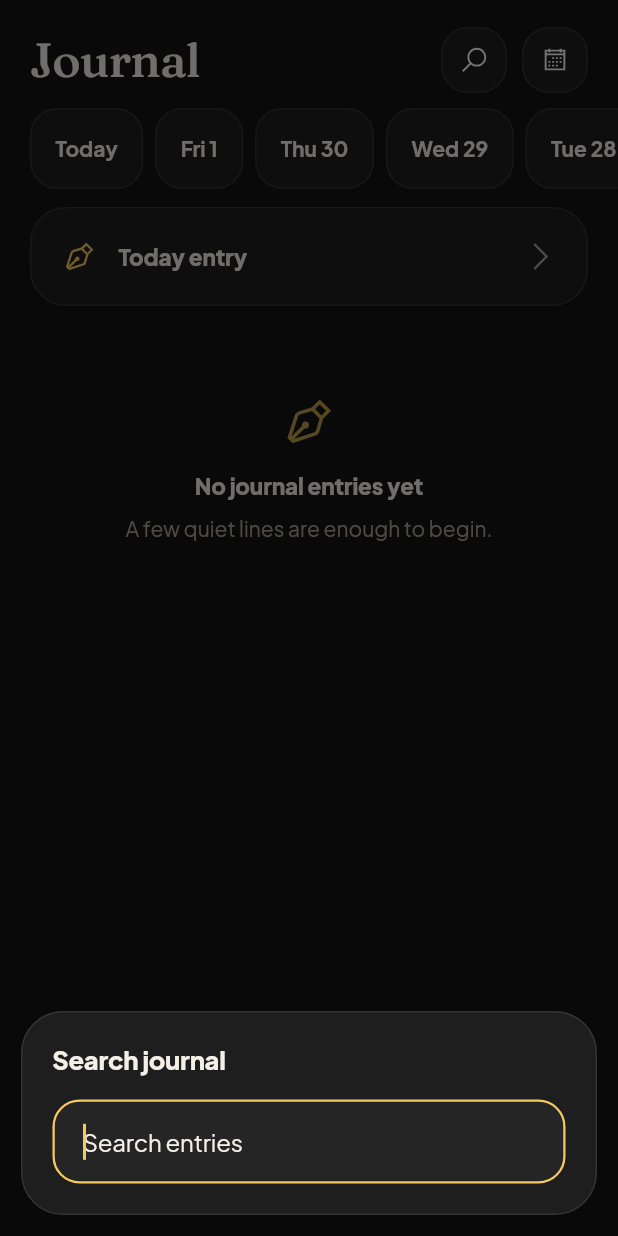
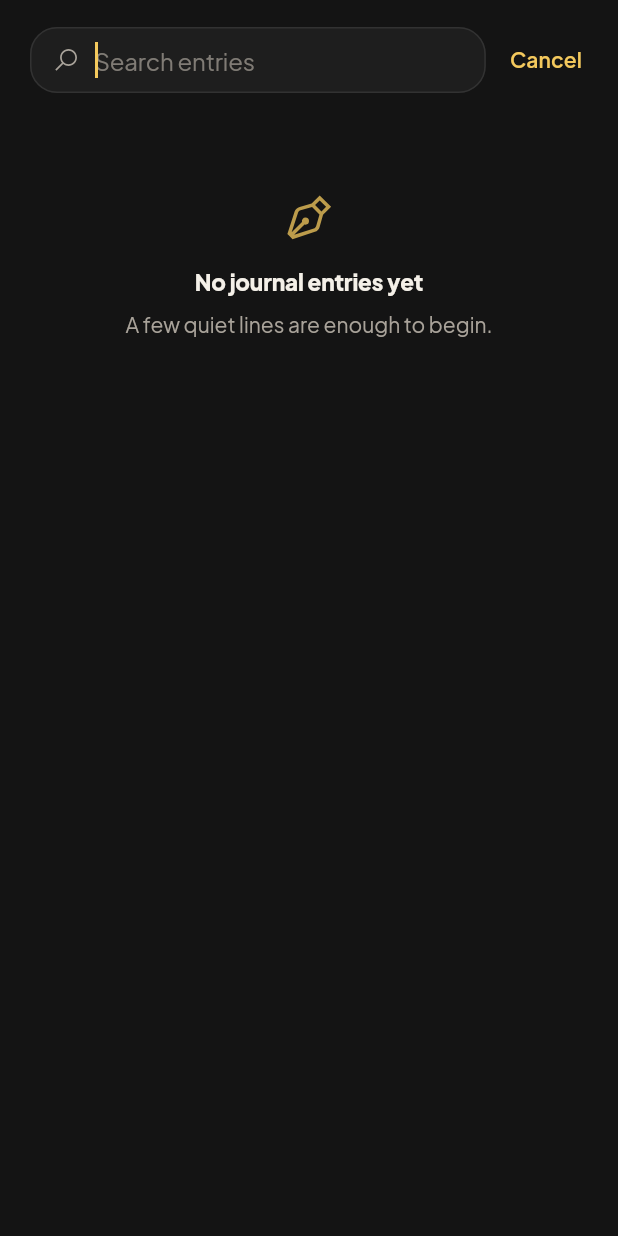
Before and after one commit to maskedsyntax/patterns, a Flutter app: the JournalScreen screen opened directly, after a tap on an icon or button, on a phone screen of 412 x 824 dp. Run offline on Flutter 3.47's test engine with Material 3 defaults, Android fonts, the phone set to English and light mode, and no system bars; our stand-ins replace file_picker, fl_chart, flutter_riverpod, font_awesome_flutter, google_fonts, line_icons and 1 more; missing offline and left inert: dart:js_interop, window_manager; accounts and stored records are empty.

Commit message:
Replace journal search bottom sheet with inline search bar
The previous flow opened a bottom-sheet search box on top of the
filtered list, which felt disconnected from the trigger button at the
top and didn't dismiss when the keyboard's done key was tapped. The
search icon now expands the header into an in-place search field with a
Cancel button (iOS Mail / Notes pattern). The list filters live
underneath, the date-pill row collapses while searching, and an empty
"No matches" state replaces the generic empty placeholder when a query
returns nothing.

```diff
--- a/lib/screens/journal_screen.dart
+++ b/lib/screens/journal_screen.dart
@@ -191,11 +191,48 @@ class _TodayScreenState extends ConsumerState<TodayScreen> {
   }
 }
 
-class JournalScreen extends ConsumerWidget {
+class JournalScreen extends ConsumerStatefulWidget {
   const JournalScreen({super.key});
 
   @override
-  Widget build(BuildContext context, WidgetRef ref) {
+  ConsumerState<JournalScreen> createState() => _JournalScreenState();
+}
+
+class _JournalScreenState extends ConsumerState<JournalScreen> {
+  final TextEditingController _searchController = TextEditingController();
+  final FocusNode _searchFocus = FocusNode();
+  bool _isSearching = false;
+
+  @override
+  void initState() {
+    super.initState();
+    _searchController.text = ref.read(journalSearchQueryProvider);
+    if (_searchController.text.isNotEmpty) _isSearching = true;
+  }
+
+  @override
+  void dispose() {
+    _searchController.dispose();
+    _searchFocus.dispose();
+    super.dispose();
+  }
+
+  void _enterSearch() {
+    setState(() => _isSearching = true);
+    WidgetsBinding.instance.addPostFrameCallback((_) {
+      _searchFocus.requestFocus();
+    });
+  }
+
+  void _exitSearch() {
+    _searchFocus.unfocus();
+    _searchController.clear();
+    ref.read(journalSearchQueryProvider.notifier).query = '';
+    setState(() => _isSearching = false);
+  }
+
+  @override
+  Widget build(BuildContext context) {
     final theme = Theme.of(context);
     final entriesAsync = ref.watch(filteredJournalProvider);
 
@@ -205,13 +242,34 @@ class JournalScreen extends ConsumerWidget {
           children: [
             Padding(
               padding: const EdgeInsets.fromLTRB(20, 18, 20, 10),
-              child: Row(
+              child: AnimatedSwitcher(
+                duration: const Duration(milliseconds: 220),
+                switchInCurve: Curves.easeOutCubic,
+                switchOutCurve: Curves.easeInCubic,
+                transitionBuilder: (child, animation) => FadeTransition(
+                  opacity: animation,
+                  child: child,
+                ),
+                child: _isSearching
+                    ? _InlineSearchBar(
+                        key: const ValueKey('search'),
+                        controller: _searchController,
+                        focusNode: _searchFocus,
+                        onChanged: (value) => ref
+                            .read(journalSearchQueryProvider.notifier)
+                            .query = value,
+                        onCancel: _exitSearch,
+                      )
+                    : Row(
+                        key: const ValueKey('header'),
                         children: [
-                  Expanded(child: Text('Journal', style: _screenTitle(theme))),
+                          Expanded(
+                            child: Text('Journal', style: _screenTitle(theme)),
+                          ),
                           _RoundIconButton(
                             icon: LineIcons.search,
                             semanticLabel: 'Search journal',
-                    onTap: () => _showSearchSheet(context, ref),
+                            onTap: _enterSearch,
                           ),
                           const SizedBox(width: 10),
                           _RoundIconButton(
@@ -222,26 +280,37 @@ class JournalScreen extends ConsumerWidget {
                         ],
                       ),
               ),
-            SizedBox(
+            ),
+            AnimatedSize(
+              duration: const Duration(milliseconds: 220),
+              curve: Curves.easeOutCubic,
+              child: _isSearching
+                  ? const SizedBox.shrink()
+                  : SizedBox(
                       height: 54,
                       child: ListView.separated(
                         padding: const EdgeInsets.symmetric(horizontal: 20),
                         scrollDirection: Axis.horizontal,
                         itemBuilder: (context, index) {
-                  final date = DateTime.now().subtract(Duration(days: index));
+                          final date = DateTime.now().subtract(
+                            Duration(days: index),
+                          );
                           return _DatePill(
                             label: index == 0
                                 ? 'Today'
                                 : DateFormat('E d').format(date),
                             onTap: () => Navigator.of(context).push(
                               MaterialPageRoute<void>(
-                        builder: (_) => JournalEntryEditor(date: date),
+                                builder: (_) =>
+                                    JournalEntryEditor(date: date),
                               ),
                             ),
                           );
                         },
-                separatorBuilder: (context, index) => const SizedBox(width: 8),
+                        separatorBuilder: (context, index) =>
+                            const SizedBox(width: 8),
                         itemCount: 10,
+                      ),
                     ),
             ),
             Expanded(
@@ -249,9 +318,11 @@ class JournalScreen extends ConsumerWidget {
                 data: (entries) {
                   final sorted = List<JournalEntry>.from(entries)
                     ..sort((a, b) => b.date.compareTo(a.date));
+                  final query = ref.watch(journalSearchQueryProvider);
                   return ListView(
                     padding: const EdgeInsets.fromLTRB(20, 12, 20, 116),
                     children: [
+                      if (!_isSearching) ...[
                         _TodayEntryCard(
                           onTap: () => Navigator.of(context).push(
                             MaterialPageRoute<void>(
@@ -261,11 +332,18 @@ class JournalScreen extends ConsumerWidget {
                           ),
                         ),
                         const SizedBox(height: 16),
+                      ],
                       if (sorted.isEmpty)
                         _EmptyState(
-                          icon: LineIcons.penNib,
-                          title: 'No journal entries yet',
-                          body: 'A few quiet lines are enough to begin.',
+                          icon: _isSearching && query.isNotEmpty
+                              ? LineIcons.search
+                              : LineIcons.penNib,
+                          title: _isSearching && query.isNotEmpty
+                              ? 'No matches'
+                              : 'No journal entries yet',
+                          body: _isSearching && query.isNotEmpty
+                              ? 'Nothing matches "$query".'
+                              : 'A few quiet lines are enough to begin.',
                         )
                       else
                         ...sorted.map(
@@ -284,44 +362,6 @@ class JournalScreen extends ConsumerWidget {
     );
   }
 
-  void _showSearchSheet(BuildContext context, WidgetRef ref) {
-    final controller = TextEditingController(
-      text: ref.read(journalSearchQueryProvider),
-    );
-    showModalBottomSheet<void>(
-      context: context,
-      isScrollControlled: true,
-      backgroundColor: Colors.transparent,
-      builder: (context) => Padding(
-        padding: EdgeInsets.only(
-          bottom: MediaQuery.of(context).viewInsets.bottom,
-        ),
-        child: _BottomPanel(
-          child: Column(
-            mainAxisSize: MainAxisSize.min,
-            crossAxisAlignment: CrossAxisAlignment.start,
-            children: [
-              Text(
-                'Search journal',
-                style: Theme.of(
-                  context,
-                ).textTheme.titleLarge?.copyWith(fontWeight: FontWeight.w800),
-              ),
-              const SizedBox(height: 16),
-              TextField(
-                controller: controller,
-                autofocus: true,
-                decoration: const InputDecoration(hintText: 'Search entries'),
-                onChanged: (value) =>
-                    ref.read(journalSearchQueryProvider.notifier).query = value,
-              ),
-            ],
-          ),
-        ),
-      ),
-    );
-  }
-
   Future<void> _pickDate(BuildContext context) async {
     final picked = await showModalBottomSheet<DateTime>(
       context: context,
@@ -332,6 +372,114 @@ class JournalScreen extends ConsumerWidget {
     if (picked == null || !context.mounted) return;
     Navigator.of(context).push(
       MaterialPageRoute<void>(builder: (_) => JournalEntryEditor(date: picked)),
+    );
+  }
+}
+
+class _InlineSearchBar extends StatefulWidget {
+  final TextEditingController controller;
+  final FocusNode focusNode;
+  final ValueChanged<String> onChanged;
+  final VoidCallback onCancel;
+
+  const _InlineSearchBar({
+    super.key,
+    required this.controller,
+    required this.focusNode,
+    required this.onChanged,
+    required this.onCancel,
+  });
+
+  @override
+  State<_InlineSearchBar> createState() => _InlineSearchBarState();
+}
+
+class _InlineSearchBarState extends State<_InlineSearchBar> {
+  @override
+  void initState() {
+    super.initState();
+    widget.controller.addListener(_onControllerChange);
+  }
+
+  @override
+  void dispose() {
+    widget.controller.removeListener(_onControllerChange);
+    super.dispose();
+  }
+
+  void _onControllerChange() => setState(() {});
+
+  @override
+  Widget build(BuildContext context) {
+    final theme = Theme.of(context);
+
+    return Row(
+      children: [
+        Expanded(
+          child: Container(
+            height: 44,
+            decoration: _softDecoration(theme, radius: 18),
+            padding: const EdgeInsets.symmetric(horizontal: 14),
+            child: Row(
+              children: [
+                Icon(
+                  LineIcons.search,
+                  size: 18,
+                  color: AppTheme.textSecondary,
+                ),
+                const SizedBox(width: 10),
+                Expanded(
+                  child: TextField(
+                    controller: widget.controller,
+                    focusNode: widget.focusNode,
+                    onChanged: widget.onChanged,
+                    textInputAction: TextInputAction.search,
+                    style: theme.textTheme.bodyLarge,
+                    decoration: InputDecoration(
+                      isCollapsed: true,
+                      hintText: 'Search entries',
+                      hintStyle: TextStyle(
+                        color: AppTheme.textSecondary.withValues(alpha: 0.7),
+                      ),
+                      border: InputBorder.none,
+                      enabledBorder: InputBorder.none,
+                      focusedBorder: InputBorder.none,
+                      filled: false,
+                      contentPadding: EdgeInsets.zero,
+                    ),
+                  ),
+                ),
+                if (widget.controller.text.isNotEmpty)
+                  GestureDetector(
+                    onTap: () {
+                      widget.controller.clear();
+                      widget.onChanged('');
+                    },
+                    child: Icon(
+                      Icons.cancel,
+                      size: 18,
+                      color: AppTheme.textSecondary.withValues(alpha: 0.8),
+                    ),
+                  ),
+              ],
+            ),
+          ),
+        ),
+        const SizedBox(width: 12),
+        TextButton(
+          onPressed: widget.onCancel,
+          style: TextButton.styleFrom(
+            padding: const EdgeInsets.symmetric(horizontal: 4),
+            minimumSize: Size.zero,
+            tapTargetSize: MaterialTapTargetSize.shrinkWrap,
+            foregroundColor: theme.colorScheme.primary,
+          ),
+          child: const Text(
+            'Cancel',
+            style: TextStyle(fontWeight: FontWeight.w600),
+          ),
+        ),
+      ],
     );
   }
 }
```
Lines whose indentation alone changed are shown as unchanged.
